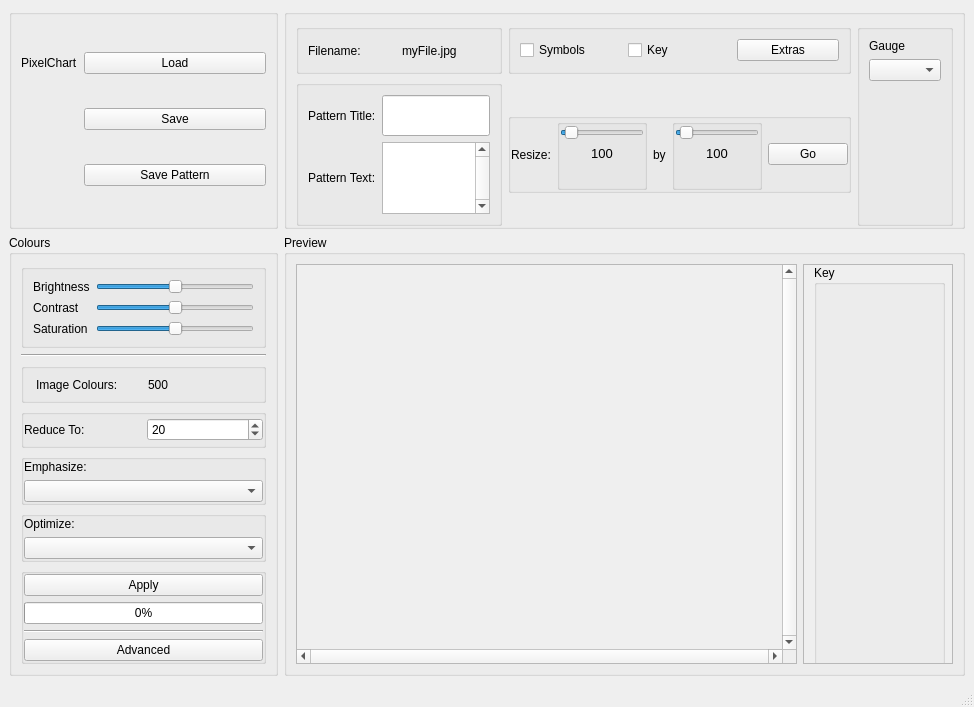
First picture: the form in GUI/Main.ui, repository hratcliffe/PixelChart, before the edit.
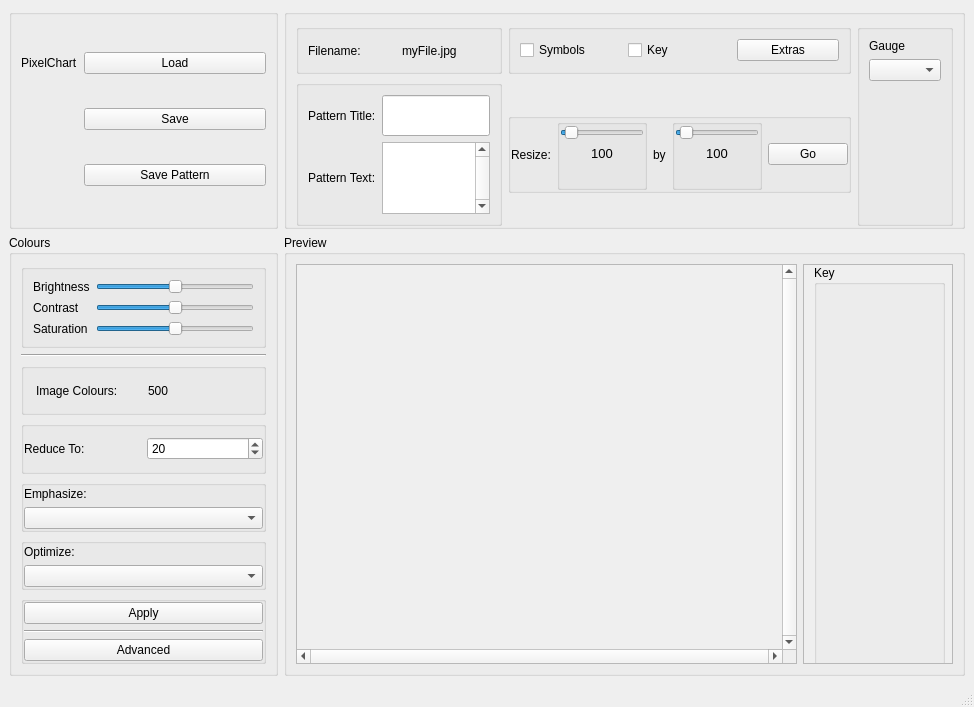
Second picture: the form after the edit.

```diff
--- a/GUI/Main.ui
+++ b/GUI/Main.ui
@@ -272,13 +272,6 @@
             </property>
            </widget>
           </item>
-          <item>
-           <widget class="QProgressBar" name="progressBar">
-            <property name="value">
-             <number>0</number>
-            </property>
-           </widget>
-          </item>
           <item>
            <widget class="Line" name="line_2">
             <property name="orientation">
```
